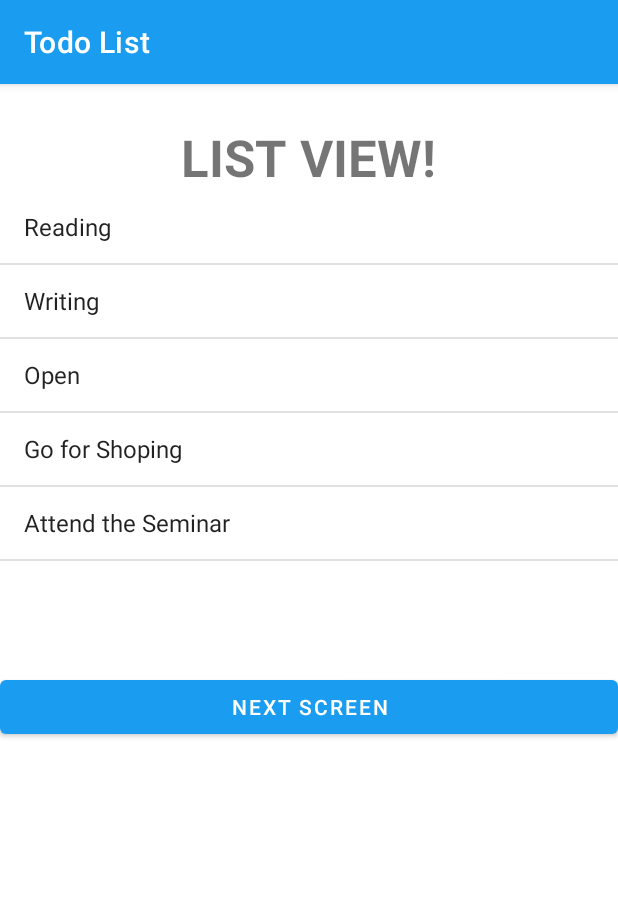
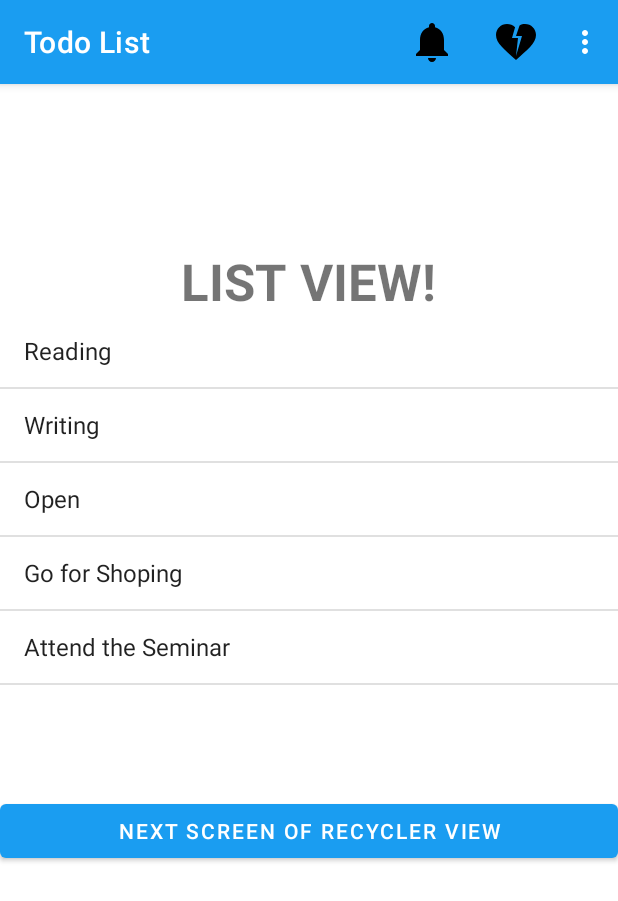
Before and after one commit to HasnainMu252/ListView, an Android app: the screen it shows after launch (MainActivity), on a phone screen of 412 x 824 dp. Shown: the top 901 px of the screen. Run offline under Robolectric (Android 15) with nearby library versions, the phone set to English and light mode, and no system bars.

Commit message:
implement the custom Toolbar

```diff
--- a/app/src/main/java/com/pakistan_quiz/MainActivity.kt
+++ b/app/src/main/java/com/pakistan_quiz/MainActivity.kt
@@ -3,6 +3,8 @@ package com.pakistan_quiz
 import android.annotation.SuppressLint
 import android.content.Intent
 import android.os.Bundle
+import android.view.Menu
+import android.view.MenuItem
 import android.view.ViewGroup
 import android.widget.ArrayAdapter
 import android.widget.Button
@@ -22,13 +24,13 @@ class MainActivity : AppCompatActivity() {
         enableEdgeToEdge()
         setContentView(R.layout.activity_main)
 
-        val title_listView = findViewById<LinearLayout>(R.id.title_listView)
+        val title_listView = findViewById<LinearLayout>(R.id.main)
         val nextptn  = findViewById<Button>(R.id.nextScreen)
 
 //        this help to automatic detect the heigh of deveice and take some margin from it
         val layoutParams = title_listView.layoutParams as ViewGroup.MarginLayoutParams
         val screenHeight = resources.displayMetrics.heightPixels
-        layoutParams.topMargin = (screenHeight * 0.1).toInt()
+        layoutParams.topMargin = (screenHeight * 0.2).toInt()
         title_listView.layoutParams = layoutParams
 
 // list view Seting
@@ -52,4 +54,20 @@ class MainActivity : AppCompatActivity() {
 
 
     }
+
+    override fun onCreateOptionsMenu(menu: Menu?): Boolean {
+        menuInflater.inflate(R.menu.app_bar_menu,menu)
+        return true
+    }
+
+    override fun onOptionsItemSelected(item: MenuItem): Boolean {
+        when(item.itemId){
+            R.id.setting-> Toast.makeText(this,"The item is clicked",Toast.LENGTH_LONG).show()
+            R.id.addContact-> Toast.makeText(this,"The item is clicked",Toast.LENGTH_LONG).show()
+            R.id.wishlist-> Toast.makeText(this,"The item is clicked",Toast.LENGTH_LONG).show()
+            R.id.notification-> Toast.makeText(this,"The item is clicked",Toast.LENGTH_LONG).show()
+
+        }
+        return super.onOptionsItemSelected(item)
+    }
 }
--- /dev/null
+++ b/app/src/main/res/drawable/add_contact.xml
@@ -0,0 +1,5 @@
+<vector xmlns:android="http://schemas.android.com/apk/res/android" android:height="40dp" android:tint="#000000" android:viewportHeight="24" android:viewportWidth="24" android:width="40dp">
+
+    <path android:fillColor="@android:color/white" android:pathData="M13,8c0,-2.21 -1.79,-4 -4,-4S5,5.79 5,8s1.79,4 4,4S13,10.21 13,8zM15,10v2h3v3h2v-3h3v-2h-3V7h-2v3H15zM1,18v2h16v-2c0,-2.66 -5.33,-4 -8,-4S1,15.34 1,18z"/>
+
+</vector>
--- /dev/null
+++ b/app/src/main/res/drawable/baseline_settings_24.xml
@@ -0,0 +1,5 @@
+<vector xmlns:android="http://schemas.android.com/apk/res/android" android:height="40dp" android:tint="#000000" android:viewportHeight="24" android:viewportWidth="24" android:width="40dp">
+
+    <path android:fillColor="@android:color/white" android:pathData="M19.14,12.94c0.04,-0.3 0.06,-0.61 0.06,-0.94c0,-0.32 -0.02,-0.64 -0.07,-0.94l2.03,-1.58c0.18,-0.14 0.23,-0.41 0.12,-0.61l-1.92,-3.32c-0.12,-0.22 -0.37,-0.29 -0.59,-0.22l-2.39,0.96c-0.5,-0.38 -1.03,-0.7 -1.62,-0.94L14.4,2.81c-0.04,-0.24 -0.24,-0.41 -0.48,-0.41h-3.84c-0.24,0 -0.43,0.17 -0.47,0.41L9.25,5.35C8.66,5.59 8.12,5.92 7.63,6.29L5.24,5.33c-0.22,-0.08 -0.47,0 -0.59,0.22L2.74,8.87C2.62,9.08 2.66,9.34 2.86,9.48l2.03,1.58C4.84,11.36 4.8,11.69 4.8,12s0.02,0.64 0.07,0.94l-2.03,1.58c-0.18,0.14 -0.23,0.41 -0.12,0.61l1.92,3.32c0.12,0.22 0.37,0.29 0.59,0.22l2.39,-0.96c0.5,0.38 1.03,0.7 1.62,0.94l0.36,2.54c0.05,0.24 0.24,0.41 0.48,0.41h3.84c0.24,0 0.44,-0.17 0.47,-0.41l0.36,-2.54c0.59,-0.24 1.13,-0.56 1.62,-0.94l2.39,0.96c0.22,0.08 0.47,0 0.59,-0.22l1.92,-3.32c0.12,-0.22 0.07,-0.47 -0.12,-0.61L19.14,12.94zM12,15.6c-1.98,0 -3.6,-1.62 -3.6,-3.6s1.62,-3.6 3.6,-3.6s3.6,1.62 3.6,3.6S13.98,15.6 12,15.6z"/>
+
+</vector>
--- /dev/null
+++ b/app/src/main/res/drawable/heart.xml
@@ -0,0 +1,5 @@
+<vector xmlns:android="http://schemas.android.com/apk/res/android" android:height="60dp" android:tint="#000000" android:viewportHeight="24" android:viewportWidth="24" android:width="60dp">
+
+    <path android:fillColor="@android:color/white" android:pathData="M16.5,3c-0.96,0 -1.9,0.25 -2.73,0.69L12,9h3l-3,10l1,-9h-3l1.54,-5.39C10.47,3.61 9.01,3 7.5,3C4.42,3 2,5.42 2,8.5c0,4.13 4.16,7.18 10,12.5c5.47,-4.94 10,-8.26 10,-12.5C22,5.42 19.58,3 16.5,3z"/>
+
+</vector>
--- /dev/null
+++ b/app/src/main/res/drawable/notification.xml
@@ -0,0 +1,5 @@
+<vector xmlns:android="http://schemas.android.com/apk/res/android" android:height="40dp" android:tint="#000000" android:viewportHeight="24" android:viewportWidth="24" android:width="40dp">
+
+    <path android:fillColor="@android:color/white" android:pathData="M12,22c1.1,0 2,-0.9 2,-2h-4c0,1.1 0.89,2 2,2zM18,16v-5c0,-3.07 -1.64,-5.64 -4.5,-6.32L13.5,4c0,-0.83 -0.67,-1.5 -1.5,-1.5s-1.5,0.67 -1.5,1.5v0.68C7.63,5.36 6,7.92 6,11v5l-2,2v1h16v-1l-2,-2z"/>
+
+</vector>
--- a/app/src/main/res/layout/activity_main.xml
+++ b/app/src/main/res/layout/activity_main.xml
@@ -39,5 +39,5 @@
         android:layout_marginTop="20dp"
         android:layout_width="match_parent"
         android:layout_height="wrap_content"
-        android:text="Next Screen"/>
+        android:text="next Screen of Recycler View"/>
 </LinearLayout>
--- /dev/null
+++ b/app/src/main/res/menu/app_bar_menu.xml
@@ -0,0 +1,27 @@
+<?xml version="1.0" encoding="utf-8"?>
+<menu xmlns:android="http://schemas.android.com/apk/res/android"
+    xmlns:app="http://schemas.android.com/apk/res-auto">
+
+    <item
+        android:id="@+id/notification"
+
+        android:icon="@drawable/notification"
+        android:title="Notification"
+        app:showAsAction="always" />
+    <item
+    android:id="@+id/wishlist"
+    android:icon="@drawable/heart"
+    app:showAsAction="always"
+    android:title="WishList"/>
+    <item
+    android:id="@+id/setting"
+    android:icon="@drawable/baseline_settings_24"
+    app:showAsAction="never"
+    android:title="Settings"/>
+    <item
+    android:id="@+id/addContact"
+    android:icon="@drawable/add_contact"
+    app:showAsAction="never"
+    android:title="add Contact"/>
+
+</menu>
```
Also changed, not shown: app/src/main/AndroidManifest.xml (+6 -4 lines), app/src/main/java/com/pakistan_quiz/MovieList.kt (+8 -0 lines), app/src/main/java/com/pakistan_quiz/dialog_types.kt (added, +20 -0 lines), app/src/main/res/layout/activity_dialog_types.xml (added, +56 -0 lines), app/src/main/res/layout/activity_movie_list.xml (+15 -0 lines).
